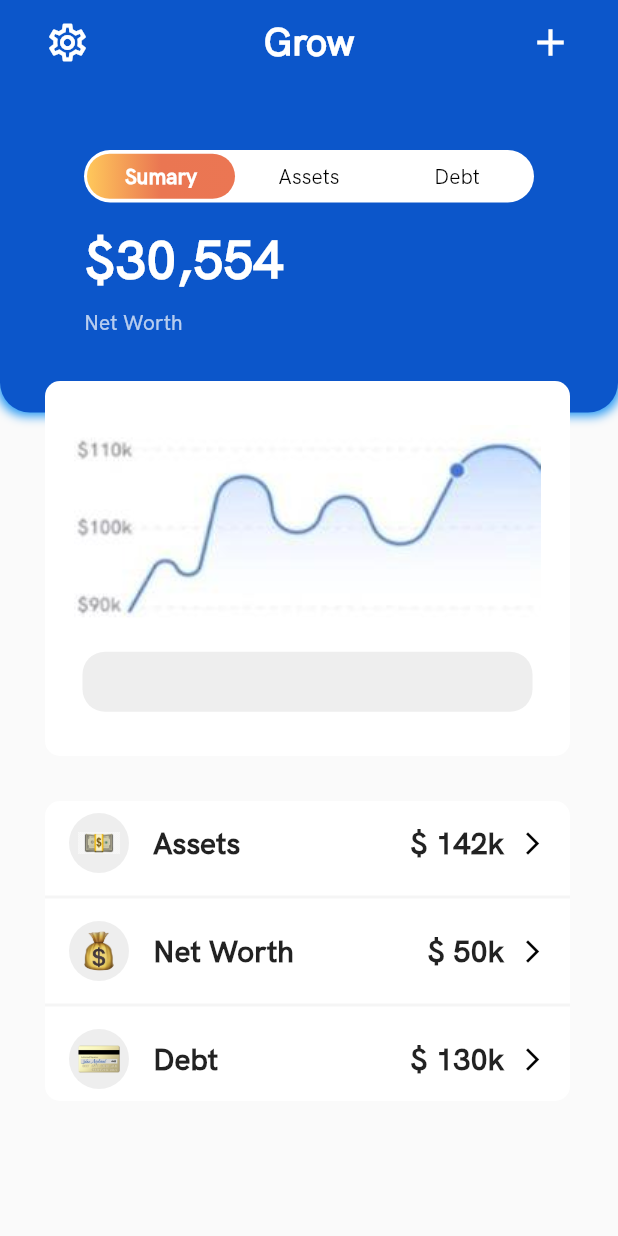
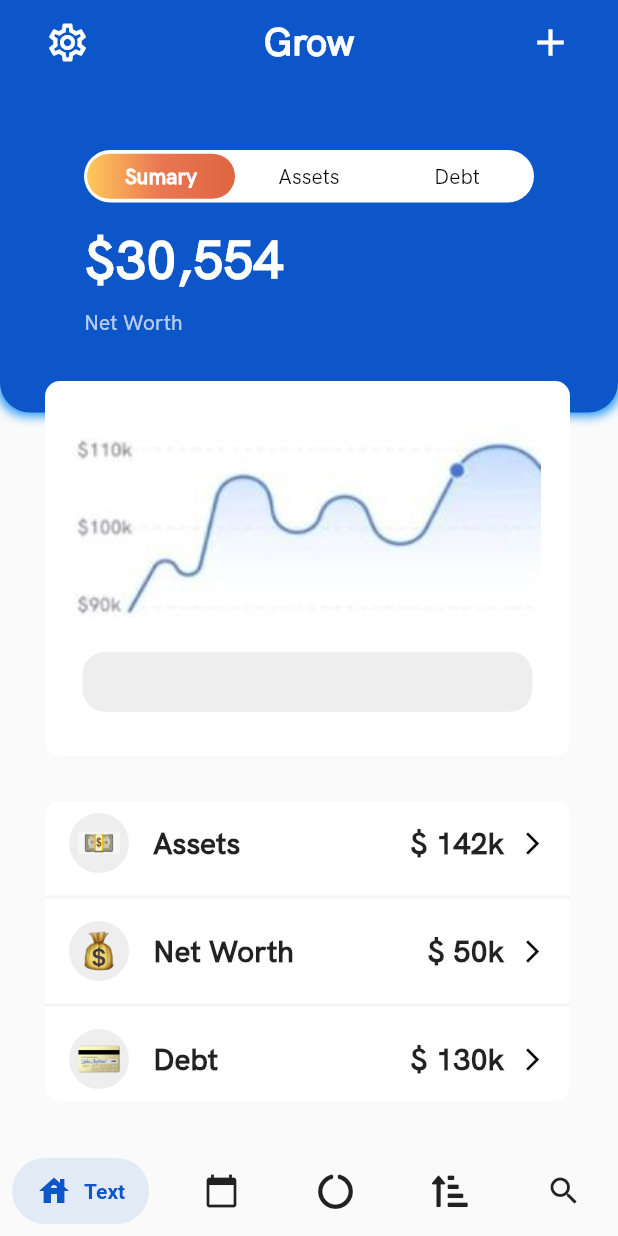
Before and after one commit to pedrooruass/PJ_Challenge_1, a Flutter app: the screen it shows after launch, on a phone screen of 412 x 824 dp. Run offline on Flutter 3.47's test engine with Material 2 defaults, Android fonts, the phone set to English and light mode, and no system bars; drawn by our look-alikes of salomon_bottom_bar; our stand-ins replace font_awesome_flutter.

```diff
--- a/lib/helps/app_colors.dart
+++ b/lib/helps/app_colors.dart
@@ -1,3 +1,5 @@
+import 'dart:ui';
+
 import 'package:flutter/material.dart';
 
 class AppColors {
@@ -6,5 +8,9 @@ class AppColors {
   // blue
   static get primaryColor => Color(0xFF0C56CA);
   // orange
-  static get secondColor => Color(0xFFEB7653);
+  static get secondColor => Color(0xFFDD6641);
+  // LinearGradient(colors: [
+  //       Color(0xFFFFC85B),
+  //       Color(0xFFEB7653),
+  //     ]);
 }
--- a/lib/screens/components/second_box_component.dart
+++ b/lib/screens/components/second_box_component.dart
@@ -29,7 +29,7 @@ class SecondBoxComponent extends StatelessWidget {
     );
   }
 
-    Widget buildListTile({required String image,  String text = "Text", String value = "100k"}) {
+    Widget buildListTile({ required String image,  String text = "Text", String value = "100k"}) {
     return ListTile(
       leading: CircleAvatar(
         backgroundColor: Colors.grey.shade200,
--- a/lib/screens/main_screen.dart
+++ b/lib/screens/main_screen.dart
@@ -5,6 +5,8 @@ import 'package:challenge_app/screens/components/first_navigator_component.dart'
 import 'package:challenge_app/screens/components/net_worth_componet.dart';
 import 'package:challenge_app/screens/components/second_box_component.dart';
 import 'package:flutter/material.dart';
+import 'package:font_awesome_flutter/font_awesome_flutter.dart';
+import 'package:salomon_bottom_bar/salomon_bottom_bar.dart';
 
 class MainScreen extends StatefulWidget {
   @override
@@ -17,6 +19,8 @@ class _MainScreenState extends State<MainScreen> {
   @override
   Widget build(BuildContext context) {
     return Scaffold(
+        // Look if it is what move the app bar in the scroll too
+        extendBody: true,
         extendBodyBehindAppBar: true,
         appBar: AppBar(
           elevation: 0,
@@ -87,12 +91,46 @@ class _MainScreenState extends State<MainScreen> {
                       SecondBoxComponent(),
                     ],
                   ),
-
                 ],
               ),
             ),
           ],
         ),
-    );
+        //  Tentar usar o drawer
+        // drawer: Drawer(
+        //   child: Column(
+        //     children: [
+        //       DrawerHeader(
+        //         child: Text("Drawer Test"),
+        //       ),
+        //     ],
+        //   ),
+        // ),
+        bottomNavigationBar: SalomonBottomBar(
+          selectedItemColor: AppColors.primaryColor,
+          items: [
+            SalomonBottomBarItem(
+              icon: Icon(Icons.house),
+              title: Text("Text"),
+            ),
+            SalomonBottomBarItem(
+              icon: Icon(Icons.calendar_today),
+              title: Text("Text"),
+            ),
+            SalomonBottomBarItem(
+              // icon: Icon(FontAwesomeIcons.chartPie),
+              icon: Icon(FontAwesomeIcons.circleNotch),
+              title: Text("Text"),
+            ),
+            SalomonBottomBarItem(
+              icon: Icon(FontAwesomeIcons.sortAmountUpAlt),
+              title: Text("Grow"),
+            ),
+            SalomonBottomBarItem(
+              icon: Icon(Icons.search),
+              title: Text("Text"),
+            ),
+          ],
+        ));
   }
 }
--- a/pubspec.yaml
+++ b/pubspec.yaml
@@ -27,7 +27,9 @@ dependencies:
 
   # The following adds the Cupertino Icons font to your application.
   # Use with the CupertinoIcons class for iOS style icons.
-  cupertino_icons: ^1.0.0
+  cupertino_icons: ^1.0.3
+  salomon_bottom_bar: ^3.1.0
+  font_awesome_flutter: ^9.2.0
 
 dev_dependencies:
   flutter_test:
```
Also changed, not shown: pubspec.lock. Lines whose indentation alone changed are shown as unchanged.
